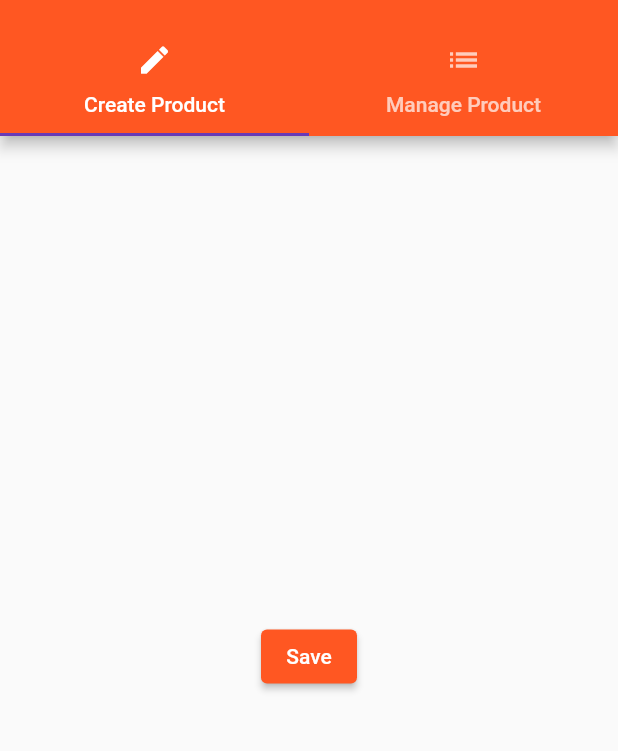
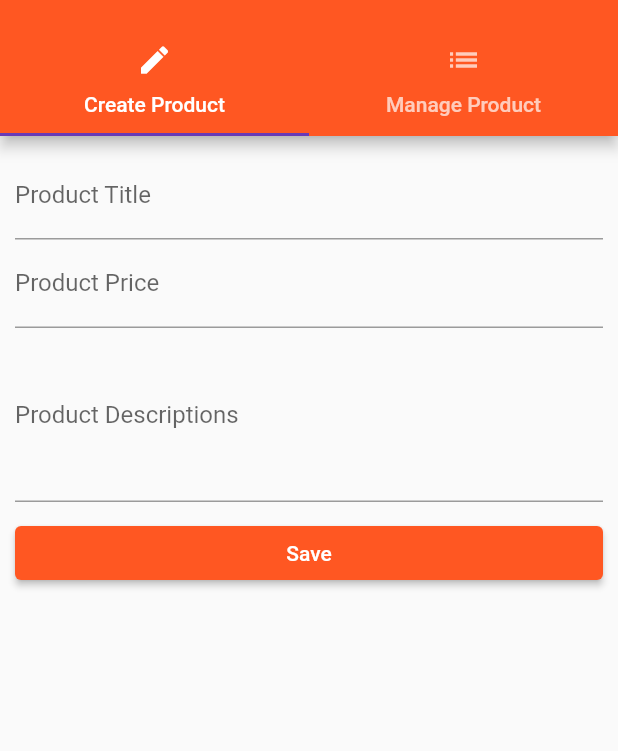
Before and after one commit to manojphaju/Flutter_EasyList, a Flutter app: the ProductsAdminPage screen opened by its route, on a phone screen of 412 x 824 dp, the part 59-810 px from its top. Run offline on Flutter 3.47's test engine with Material 2 defaults, Android fonts, the phone set to English and light mode, and no system bars.

Commit message:
End of section 7 - Handling User Input

```diff
--- a/lib/main.dart
+++ b/lib/main.dart
@@ -15,9 +15,9 @@ class MyApp extends StatefulWidget {
 }
 
 class _MyAppState extends State<MyApp> {
-  List<Map<String, String>> _products = [];
+  List<Map<String, dynamic>> _products = [];
 
-  void _addProduct(Map<String, String> product) {
+  void _addProduct(Map<String, dynamic> product) {
     setState(() {
       _products.add(product);
     });
@@ -37,8 +37,8 @@ class _MyAppState extends State<MyApp> {
       // home: AuthPage(),
       routes: {
         '/': (BuildContext context) =>
-            ProductsPage(_products, _addProduct, _deleteProduct),
-        '/admin': (BuildContext context) => ProductsAdminPage(),
+            ProductsPage(_products),
+        '/admin': (BuildContext context) => ProductsAdminPage(_addProduct, _deleteProduct),
       },
       onGenerateRoute: (RouteSettings settings) {
         List<String> pathElements = settings.name.split('/');
@@ -59,7 +59,7 @@ class _MyAppState extends State<MyApp> {
       onUnknownRoute: (RouteSettings settings) {
         return MaterialPageRoute(
           builder: (BuildContext context) =>
-              ProductsPage(_products, _addProduct, _deleteProduct),
+              ProductsPage(_products),
         );
       },
     );
--- a/lib/pages/product_create.dart
+++ b/lib/pages/product_create.dart
@@ -1,22 +1,75 @@
 import 'package:flutter/cupertino.dart';
 import 'package:flutter/material.dart';
 
-class ProductCreatePage extends StatelessWidget {
+class ProductCreatePage extends StatefulWidget {
+  final Function addProduct;
+
+  ProductCreatePage(this.addProduct);
+
+  @override
+  State<StatefulWidget> createState() {
+    return _ProductCreatePage();
+  }
+}
+
+class _ProductCreatePage extends State<ProductCreatePage> {
+  String _title;
+  String _descriptions;
+  double _price;
+
   @override
   Widget build(BuildContext context) {
-    return Center(
-      child: ElevatedButton(
-        child: Text('Save'),
-        onPressed: () {
-          showModalBottomSheet(
-            context: context,
-            builder: (BuildContext context) {
-              return Center(
-                child: Text('This is a model'),
+    return Container(
+      padding: EdgeInsets.all(10.0),
+      child: ListView(
+        children: [
+          TextField(
+            decoration: InputDecoration(labelText: 'Product Title'),
+            onChanged: (String value) {
+              setState(
+                () {
+                  _title = value;
+                },
               );
             },
-          );
-        },
+          ),
+          TextField(
+            decoration: InputDecoration(labelText: 'Product Price'),
+            keyboardType: TextInputType.number,
+            onChanged: (String value) {
+              setState(
+                () {
+                  _price = double.parse(value);
+                },
+              );
+            },
+          ),
+          TextField(
+            decoration: InputDecoration(labelText: 'Product Descriptions'),
+            maxLines: 4,
+            onChanged: (value) {
+              setState(
+                () {
+                  _descriptions = value;
+                },
+              );
+            },
+          ),
+          SizedBox(height: 10.0,),
+          ElevatedButton(
+            onPressed: () {
+              final Map<String, dynamic> product = {
+                'title': _title,
+                'description': _descriptions,
+                'price': _price,
+                'image': 'assets/food.jpg'
+              };
+              widget.addProduct(product);
+              Navigator.pushReplacementNamed(context, '/');
+            },
+            child: Text('Save'),
+          ),
+        ],
       ),
     );
   }
--- a/lib/pages/products_admin.dart
+++ b/lib/pages/products_admin.dart
@@ -5,6 +5,11 @@ import '../pages/product_create.dart';
 import '../pages/product_list.dart';
 
 class ProductsAdminPage extends StatelessWidget {
+  final Function addProduct;
+  final Function deleteProduct;
+
+  ProductsAdminPage(this.addProduct, this.deleteProduct);
+
   @override
   Widget build(BuildContext context) {
     return DefaultTabController(
@@ -43,7 +48,7 @@ class ProductsAdminPage extends StatelessWidget {
           ),
           body: TabBarView(
             children: [
-              ProductCreatePage(),
+              ProductCreatePage(addProduct),
               ProductListPage(),
             ],
           )),
```
Also changed, not shown: lib/pages/products.dart (+3 -5 lines), lib/product_control.dart (deleted, +0 -17 lines), lib/product_manager.dart (+4 -7 lines), lib/products.dart (+2 -5 lines).
